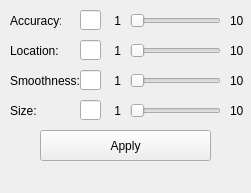
This is KinematicDesign2D_ThreeBodies_MultiThread/LinkageSynthesisWeightWidget.ui in gnishida/KinematicDesign2D_ThreeBodies_MultiThread as Qt 5 draws it before an edit. The edited form follows.
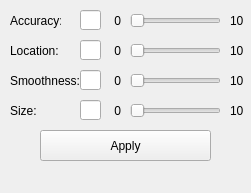
This is the edited form.

Commit message: updated weigt widget

```diff
--- a/KinematicDesign2D_ThreeBodies_MultiThread/LinkageSynthesisWeightWidget.ui
+++ b/KinematicDesign2D_ThreeBodies_MultiThread/LinkageSynthesisWeightWidget.ui
@@ -135,7 +135,7 @@
      </rect>
     </property>
     <property name="text">
-     <string>1</string>
+     <string>0</string>
     </property>
     <property name="alignment">
      <set>Qt::AlignRight|Qt::AlignTrailing|Qt::AlignVCenter</set>
@@ -219,7 +219,7 @@
      </rect>
     </property>
     <property name="text">
-     <string>1</string>
+     <string>0</string>
     </property>
     <property name="alignment">
      <set>Qt::AlignRight|Qt::AlignTrailing|Qt::AlignVCenter</set>
@@ -251,7 +251,7 @@
      </rect>
     </property>
     <property name="text">
-     <string>1</string>
+     <string>0</string>
     </property>
     <property name="alignment">
      <set>Qt::AlignRight|Qt::AlignTrailing|Qt::AlignVCenter</set>
@@ -267,7 +267,7 @@
      </rect>
     </property>
     <property name="text">
-     <string>1</string>
+     <string>0</string>
     </property>
     <property name="alignment">
      <set>Qt::AlignRight|Qt::AlignTrailing|Qt::AlignVCenter</set>
```
The commit also changes 2 other files.
